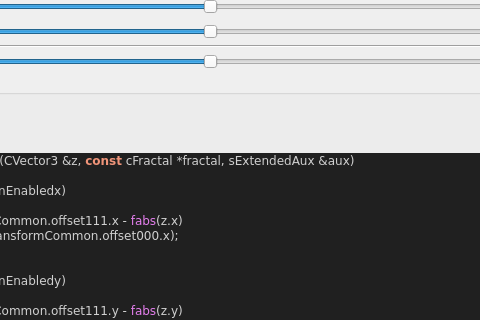
The window that mandelbulber2/formula/ui/fractal_transf_fabs_add_conditional.ui (buddhi1980/mandelbulber2) describes before a commit, drawn with Qt 5; both pictures show x 245 to 725 and y 128 to 448 of the 898 by 811 pixel window.
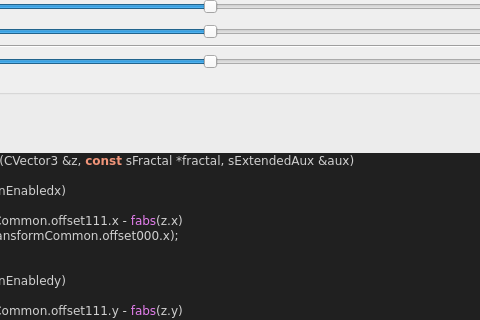
The same window after the commit. Custom widgets are drawn as their Qt base class.

The edit to the form file:
```diff
--- a/mandelbulber2/formula/ui/fractal_transf_fabs_add_conditional.ui
+++ b/mandelbulber2/formula/ui/fractal_transf_fabs_add_conditional.ui
@@ -525,7 +525,7 @@
 &lt;/table&gt;
 &lt;h3&gt;Code&lt;/h3&gt;
 &lt;body style=&quot;background-color:#202020&quot;&gt;
-&lt;pre style=&quot;color:#d0d0d0; background-color:#202020;  font-family:'Courier New',monospace;&quot;&gt;&lt;span style=&quot;color:#f09479; font-weight:bold&quot;&gt;void&lt;/span&gt; &lt;span style=&quot;color:#e47eed&quot;&gt;TransfFabsAddConditionalIteration&lt;/span&gt;&lt;span style=&quot;color:#d0d0d0&quot;&gt;(&lt;/span&gt;CVector3 &lt;span style=&quot;color:#d0d0d0&quot;&gt;&amp;amp;&lt;/span&gt;z&lt;span style=&quot;color:#d0d0d0&quot;&gt;,&lt;/span&gt; &lt;span style=&quot;color:#f09479; font-weight:bold&quot;&gt;const&lt;/span&gt; cFractal &lt;span style=&quot;color:#d0d0d0&quot;&gt;*&lt;/span&gt;fractal&lt;span style=&quot;color:#d0d0d0&quot;&gt;,&lt;/span&gt; sExtendedAux &lt;span style=&quot;color:#d0d0d0&quot;&gt;&amp;amp;&lt;/span&gt;aux&lt;span style=&quot;color:#d0d0d0&quot;&gt;)&lt;/span&gt;
+&lt;pre style=&quot;color:#d0d0d0; background-color:#202020;  font-family:'Courier New',monospace;&quot;&gt;&lt;span style=&quot;color:#f09479; font-weight:bold&quot;&gt;void&lt;/span&gt; &lt;span style=&quot;color:#e47eed&quot;&gt;TransfFabsAddConditionalIteration&lt;/span&gt;&lt;span style=&quot;color:#d0d0d0&quot;&gt;(&lt;/span&gt;CVector3 &lt;span style=&quot;color:#d0d0d0&quot;&gt;&amp;amp;&lt;/span&gt;z&lt;span style=&quot;color:#d0d0d0&quot;&gt;,&lt;/span&gt; &lt;span style=&quot;color:#f09479; font-weight:bold&quot;&gt;const&lt;/span&gt; sFractal &lt;span style=&quot;color:#d0d0d0&quot;&gt;*&lt;/span&gt;fractal&lt;span style=&quot;color:#d0d0d0&quot;&gt;,&lt;/span&gt; sExtendedAux &lt;span style=&quot;color:#d0d0d0&quot;&gt;&amp;amp;&lt;/span&gt;aux&lt;span style=&quot;color:#d0d0d0&quot;&gt;)&lt;/span&gt;
 &lt;span style=&quot;color:#d0d0d0&quot;&gt;{&lt;/span&gt;
   &lt;span style=&quot;color:#7ec0ee; font-weight:bold&quot;&gt;if&lt;/span&gt; &lt;span style=&quot;color:#d0d0d0&quot;&gt;(&lt;/span&gt;fractal&lt;span style=&quot;color:#d0d0d0&quot;&gt;-&amp;gt;&lt;/span&gt;transformCommon&lt;span style=&quot;color:#d0d0d0&quot;&gt;.&lt;/span&gt;functionEnabledx&lt;span style=&quot;color:#d0d0d0&quot;&gt;)&lt;/span&gt;
   &lt;span style=&quot;color:#d0d0d0&quot;&gt;{&lt;/span&gt;
```
